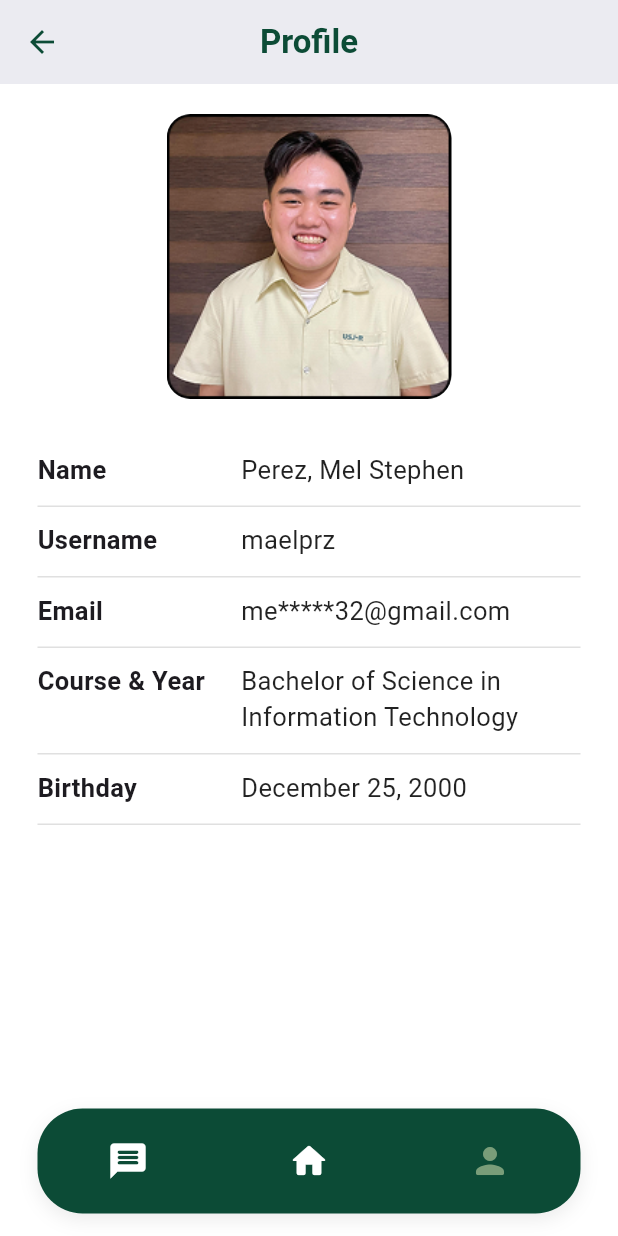
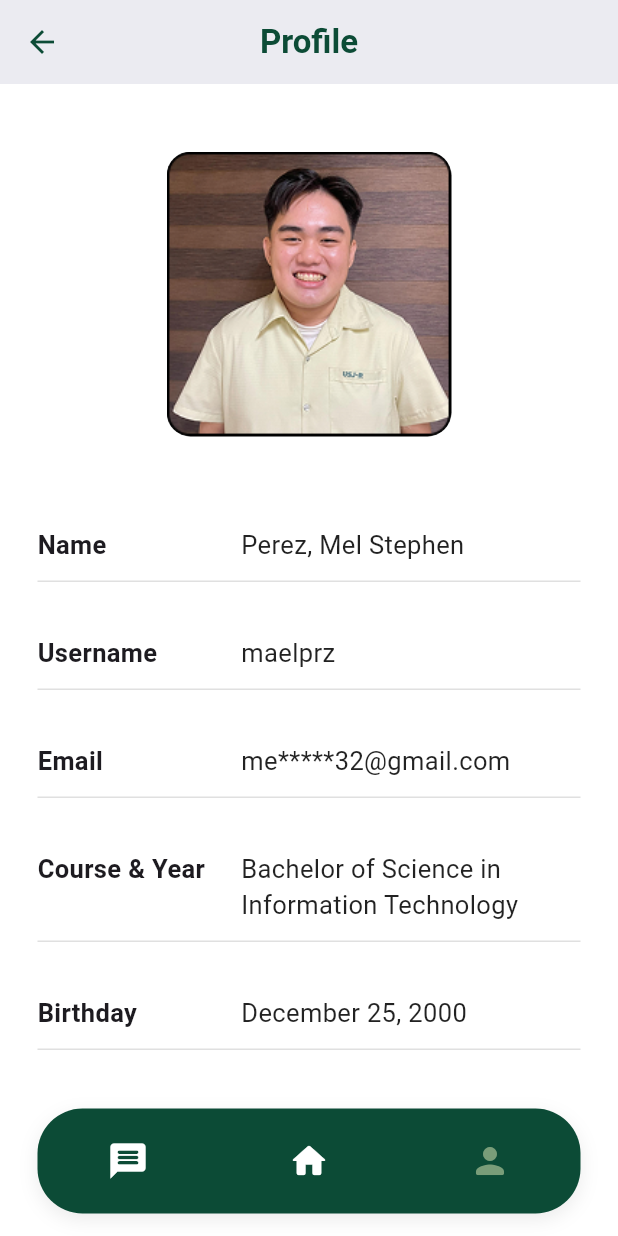
Before and after one commit to maelprz/SE-EduBridge, a Flutter app: the ProfileScreen widget shown alone on an empty page, opened directly, on a phone screen of 412 x 824 dp. Run offline on Flutter 3.47's test engine with Material 3 defaults, Android fonts, the phone set to English and light mode, and no system bars.

```diff
--- a/flutter_edubridge/lib/Profile/profile_screen.dart
+++ b/flutter_edubridge/lib/Profile/profile_screen.dart
@@ -34,21 +34,26 @@ class ProfileScreen extends StatelessWidget {
               padding: const EdgeInsets.symmetric(horizontal: 25, vertical: 20),
               child: Column(
                 children: [
+                  const SizedBox(height: 25),
                   const ProfileImageCard(
                     imageUrl: "assets/profile/user.png",
                     size: 190,
                   ),
 
-                  const SizedBox(height: 25),
+                  const SizedBox(height: 50),
 
                   _ProfileField(label: "Name", value: "Perez, Mel Stephen"),
+                  const SizedBox(height: 25),
                   _ProfileField(label: "Username", value: "maelprz"),
+                  const SizedBox(height: 25),
                   _ProfileField(label: "Email", value: "me*****32@gmail.com"),
+                  const SizedBox(height: 25),
                   _ProfileField(
                     label: "Course & Year",
                     value:
                         "Bachelor of Science in Information Technology",
                   ),
+                  const SizedBox(height: 25),
                   _ProfileField(label: "Birthday", value: "December 25, 2000"),
                 ],
               ),
```
Also changed, not shown: flutter_edubridge/lib/Dashboard/widgets/dashboard_header.dart (+21 -6 lines), flutter_edubridge/lib/LogIn/screens/login.dart (+9 -1 lines), flutter_edubridge/lib/reusables/bottom_nav.dart (+21 -1 lines).
